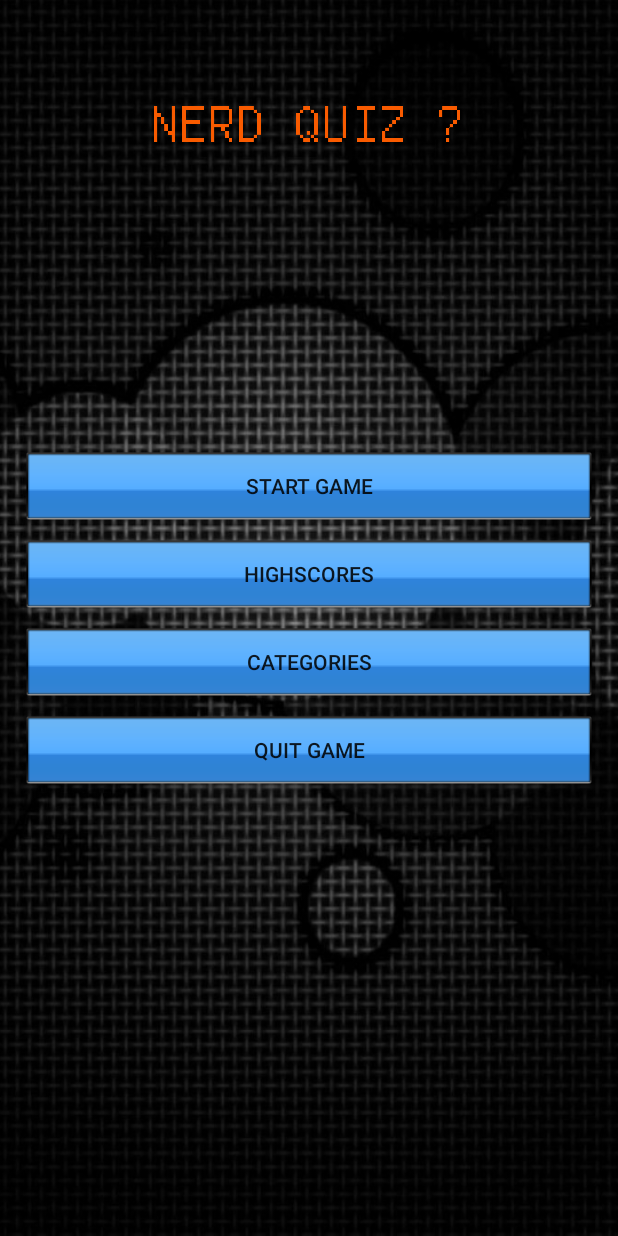
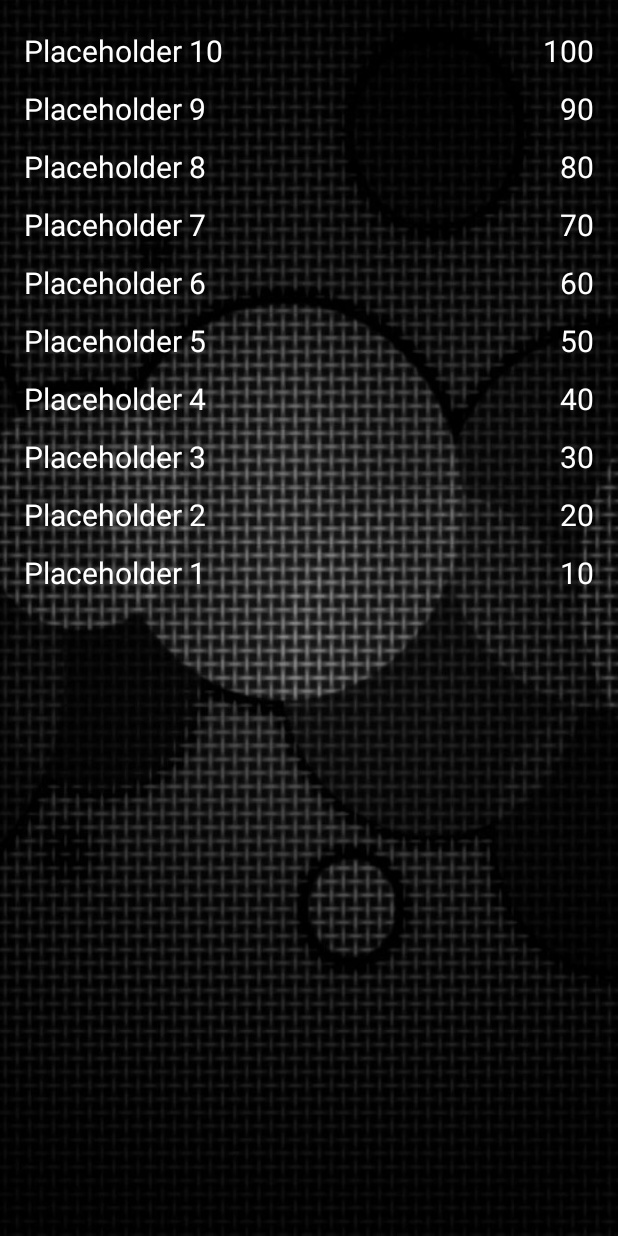
Before and after one commit to AxelAlex95/NerdQuiz, an Android app: the screen it shows after launch (MainMenuActivity before the commit, LocalHighscoreActivity after it), after a tap on "HIGHSCORES", on a phone screen of 412 x 824 dp. Run offline under Robolectric (Android 15) with nearby library versions, the phone set to English and light mode, and no system bars.

Commit message:
ADD LocalHighscoreActivity ADD row_highscore that gives the defines the style of each row in the HighscoreList

```diff
--- a/app/src/main/java/matsematics/nerdquiz/GameActivity.java
+++ b/app/src/main/java/matsematics/nerdquiz/GameActivity.java
@@ -5,6 +5,7 @@ import android.content.res.AssetManager;
 import android.os.AsyncTask;
 import android.os.Bundle;
 import android.view.View;
+import android.widget.EditText;
 import android.widget.ImageView;
 import android.widget.TextView;
 import android.widget.ToggleButton;
@@ -323,6 +324,7 @@ public class GameActivity extends FullscreenLayoutActivity implements HighscoreD
     @Override
     public void Submit() {
         Logger.i(TAG, "Submit");
+        (new LocalHighscoreActivity()).addHighscore(HighscoreDialog.getName(), highscore);
         onBackPressed();
     }
 
--- /dev/null
+++ b/app/src/main/java/matsematics/nerdquiz/LocalHighscoreActivity.java
@@ -0,0 +1,81 @@
+package matsematics.nerdquiz;
+
+import android.content.Context;
+import android.content.SharedPreferences;
+import android.os.Bundle;
+import android.widget.ListView;
+import android.widget.SimpleAdapter;
+
+import java.io.FileInputStream;
+import java.io.FileOutputStream;
+import java.nio.charset.Charset;
+import java.util.ArrayList;
+import java.util.HashMap;
+import java.util.Scanner;
+
+import Logging.Logger;
+
+
+public class LocalHighscoreActivity extends FullscreenLayoutActivity {
+    private static final String                     TAG             = "LocalHighscoreActivity";
+    private SimpleAdapter                           adapterEntries;
+    private static ArrayList<HashMap<String, String>>      entries;
+    private static final String myFile = "highscore_local";
+
+    @Override
+    protected void onCreate(Bundle savedInstanceState) {
+        super.onCreate(savedInstanceState);
+        setContentView(R.layout.activity_local_highscore);
+
+        entries = getLocalEntries();
+
+        adapterEntries = new SimpleAdapter(this, entries, R.layout.row_highscore, new String[] {"name", "score"}, new int[] {R.id.NAME_CELL, R.id.SCORE_CELL});
+
+        ListView lvNames = (ListView) findViewById(R.id.listViewScores);
+        lvNames.setAdapter(adapterEntries);
+    }
+
+    /**
+     * Reads the file from Shared Prefs
+     *
+     * @return
+     */
+    private ArrayList<HashMap<String, String>> getLocalEntries() {
+        Logger.i(TAG, "getLocalEntries ");
+
+        ArrayList<HashMap<String, String>> entries = new ArrayList<HashMap<String, String>>();
+
+        for (int i = 1; i <= 10; i = i + 1) {
+            final String name = "Placeholder " + i;
+            final int score = i * 10;
+
+            if (entries.isEmpty() || score < Integer.parseInt(entries.get(entries.size() - 1).get("score"))) {
+                entries.add(new HashMap<String, String>() {{
+                    put("name", name);
+                    put("score", score + "");
+                }});
+            }
+
+            for (int j = 0; j < entries.size(); j++) {
+                if (Integer.parseInt(entries.get(j).get("score")) < score) {
+                    entries.add(j, new HashMap<String, String>() {{
+                        put("name", name);
+                        put("score", score + "");
+                    }});
+                    break;
+                }
+            }
+        }
+
+        return entries;
+    }
+
+    private void saveHighscores(ArrayList<HashMap<String, String>> scoreList) {
+
+    }
+
+    public void addHighscore(String name, int score) {
+        Logger.i(TAG, "addHighscore ");
+
+    }
+}
--- a/app/src/main/java/matsematics/nerdquiz/MainMenuActivity.java
+++ b/app/src/main/java/matsematics/nerdquiz/MainMenuActivity.java
@@ -55,7 +55,7 @@ public class MainMenuActivity extends FullscreenLayoutActivity {
      */
     public void showHighscores(View view) {
         Logger.i(TAG, "showHighscores");
-        //startActivity(new Intent(this, HighscoreActivity.class));
+        startActivity(new Intent(this, LocalHighscoreActivity.class));
     }
 
     /**
--- /dev/null
+++ b/app/src/main/res/layout/activity_local_highscore.xml
@@ -0,0 +1,24 @@
+<RelativeLayout xmlns:android="http://schemas.android.com/apk/res/android"
+                xmlns:tools="http://schemas.android.com/tools"
+                android:layout_width="match_parent"
+                android:layout_height="match_parent"
+                android:paddingLeft="@dimen/activity_horizontal_margin"
+                android:paddingRight="@dimen/activity_horizontal_margin"
+                android:paddingTop="@dimen/activity_vertical_margin"
+                android:paddingBottom="@dimen/activity_vertical_margin"
+                android:background="@drawable/bg_start"
+                tools:context="matsematics.nerdquiz.LocalHighscoreActivity">
+
+    <LinearLayout
+        android:layout_width="match_parent"
+        android:layout_height="wrap_content"
+        android:orientation="horizontal" >
+        <ListView
+            android:id="@+id/listViewScores"
+            android:layout_width="match_parent"
+            android:layout_height="wrap_content"
+            android:layout_weight="1">
+        </ListView>
+    </LinearLayout>
+
+</RelativeLayout>
--- a/app/src/main/res/layout/dialog_highscore.xml
+++ b/app/src/main/res/layout/dialog_highscore.xml
@@ -22,7 +22,7 @@
         android:layout_width="match_parent"
         android:layout_height="wrap_content"
         android:inputType="textPersonName"
-        android:text="Name"
-        android:ems="10"
-        android:id="@+id/editText" />
+        android:text=""
+        android:ems="20"
+        android:id="@+id/highscore_name" />
 </LinearLayout>
--- /dev/null
+++ b/app/src/main/res/layout/row_highscore.xml
@@ -0,0 +1,26 @@
+<?xml version="1.0" encoding="utf-8"?>
+<!-- row.xml -->
+<LinearLayout
+    xmlns:android="http://schemas.android.com/apk/res/android"
+    android:paddingTop="4dip"
+    android:paddingBottom="6dip"
+    android:layout_width="fill_parent"
+    android:layout_height="wrap_content"
+    android:orientation="horizontal">
+
+    <TextView android:id="@+id/NAME_CELL"
+              android:layout_width="50dip"
+              android:layout_height="wrap_content"
+              android:gravity="left"
+              android:textSize="20dp"
+              android:textColor="#FFFFFFFF"
+              android:layout_weight="2"/>
+
+    <TextView android:id="@+id/SCORE_CELL"
+              android:layout_width="70dip"
+              android:layout_height="wrap_content"
+              android:gravity="right"
+              android:textSize="20dp"
+              android:textColor="#FFFFFFFF"
+              android:layout_weight="1"/>
+</LinearLayout>
--- a/app/src/main/res/values/strings.xml
+++ b/app/src/main/res/values/strings.xml
@@ -24,5 +24,6 @@
     <string name="title_section1">Section 1</string>
     <string name="title_section2">Section 2</string>
     <string name="title_section3">Section 3</string>
+    <string name="title_activity_local_highscore">LocalHighscoreActivity</string>
 
 </resources>
```
Also changed, not shown: app/src/main/AndroidManifest.xml (+11 -3 lines), app/src/main/java/matsematics/nerdquiz/HighscoreDialog.java (+14 -2 lines), app/src/main/res/menu/menu_local_highscore.xml (added, +9 -0 lines).
